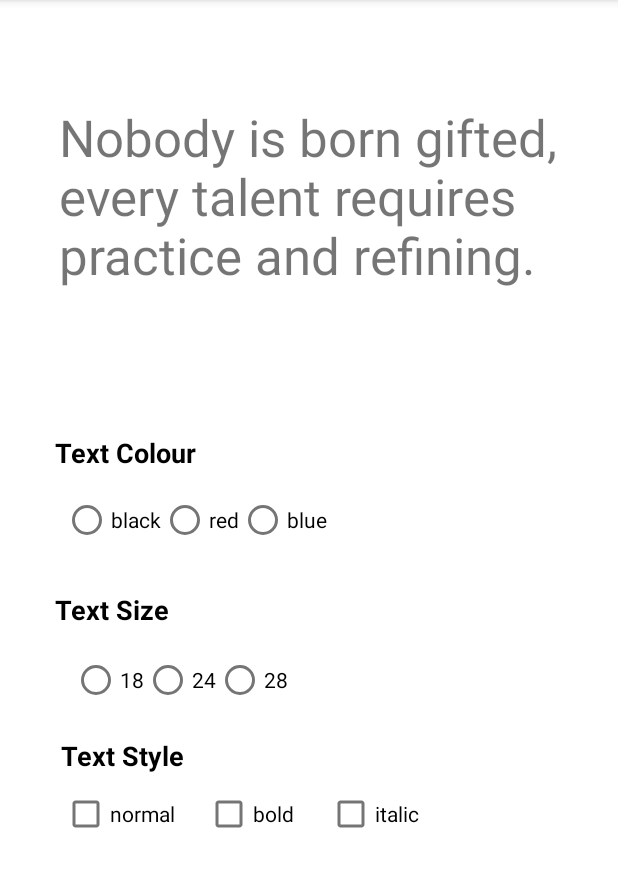
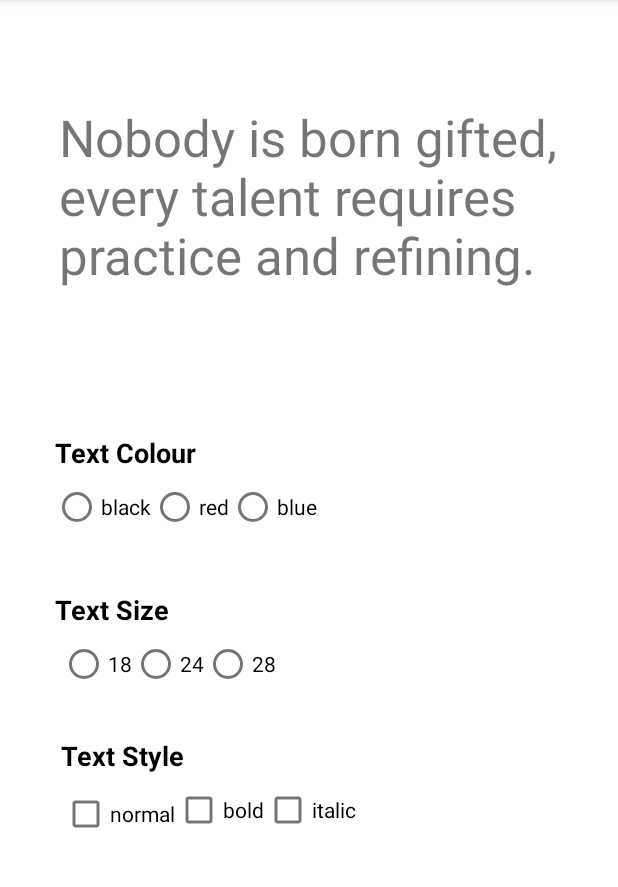
Before and after one commit to zhafranzainal/simple_mobile_app, an Android app: the screen it shows after launch (TextManipulationActivity), on a phone screen of 412 x 824 dp, the part 84-971 px from its top. Run offline under Robolectric (Android 15) with nearby library versions, the phone set to English and light mode, and no system bars.

Commit message:
Tidy up the layout

```diff
--- a/app/src/main/res/layout/activity_text_manipulation.xml
+++ b/app/src/main/res/layout/activity_text_manipulation.xml
@@ -19,6 +19,7 @@
         app:layout_constraintVertical_bias="0.108" />
 
     <TextView
+        android:id="@+id/labelColour"
         android:layout_width="wrap_content"
         android:layout_height="wrap_content"
         android:text="Text Colour"
@@ -37,12 +38,10 @@
         android:layout_width="wrap_content"
         android:layout_height="wrap_content"
         android:orientation="horizontal"
-        app:layout_constraintBottom_toBottomOf="parent"
         app:layout_constraintEnd_toEndOf="parent"
-        app:layout_constraintHorizontal_bias="0.178"
+        app:layout_constraintHorizontal_bias="0.15"
         app:layout_constraintStart_toStartOf="parent"
-        app:layout_constraintTop_toTopOf="parent"
-        app:layout_constraintVertical_bias="0.448">
+        app:layout_constraintTop_toBottomOf="@id/labelColour">
 
         <RadioButton
             android:id="@+id/radioButtonBlack"
@@ -83,6 +82,7 @@
     </RadioGroup>
 
     <TextView
+        android:id="@+id/labelSize"
         android:layout_width="wrap_content"
         android:layout_height="wrap_content"
         android:text="Text Size"
@@ -101,12 +101,10 @@
         android:layout_width="wrap_content"
         android:layout_height="wrap_content"
         android:orientation="horizontal"
-        app:layout_constraintBottom_toBottomOf="parent"
         app:layout_constraintEnd_toEndOf="parent"
-        app:layout_constraintHorizontal_bias="0.178"
+        app:layout_constraintHorizontal_bias="0.15"
         app:layout_constraintStart_toStartOf="parent"
-        app:layout_constraintTop_toTopOf="parent"
-        app:layout_constraintVertical_bias="0.596">
+        app:layout_constraintTop_toBottomOf="@id/labelSize">
 
         <RadioButton
             android:id="@+id/radioButton18"
@@ -147,6 +145,7 @@
     </RadioGroup>
 
     <TextView
+        android:id="@+id/labelStyle"
         android:layout_width="wrap_content"
         android:layout_height="wrap_content"
         android:text="Text Style"
@@ -177,23 +176,15 @@
         android:layout_width="wrap_content"
         android:layout_height="wrap_content"
         android:text="bold"
-        app:layout_constraintBottom_toBottomOf="parent"
-        app:layout_constraintEnd_toEndOf="parent"
-        app:layout_constraintHorizontal_bias="0.388"
-        app:layout_constraintStart_toStartOf="parent"
-        app:layout_constraintTop_toTopOf="parent"
-        app:layout_constraintVertical_bias="0.72" />
+        app:layout_constraintStart_toEndOf="@id/checkBoxNormal"
+        app:layout_constraintTop_toBottomOf="@id/labelStyle" />
 
     <CheckBox
         android:id="@+id/checkBoxItalic"
         android:layout_width="wrap_content"
         android:layout_height="wrap_content"
         android:text="italic"
-        app:layout_constraintBottom_toBottomOf="parent"
-        app:layout_constraintEnd_toEndOf="parent"
-        app:layout_constraintHorizontal_bias="0.622"
-        app:layout_constraintStart_toStartOf="parent"
-        app:layout_constraintTop_toTopOf="parent"
-        app:layout_constraintVertical_bias="0.72" />
+        app:layout_constraintStart_toEndOf="@id/checkBoxBold"
+        app:layout_constraintTop_toBottomOf="@id/labelStyle" />
 
 </androidx.constraintlayout.widget.ConstraintLayout>
```
